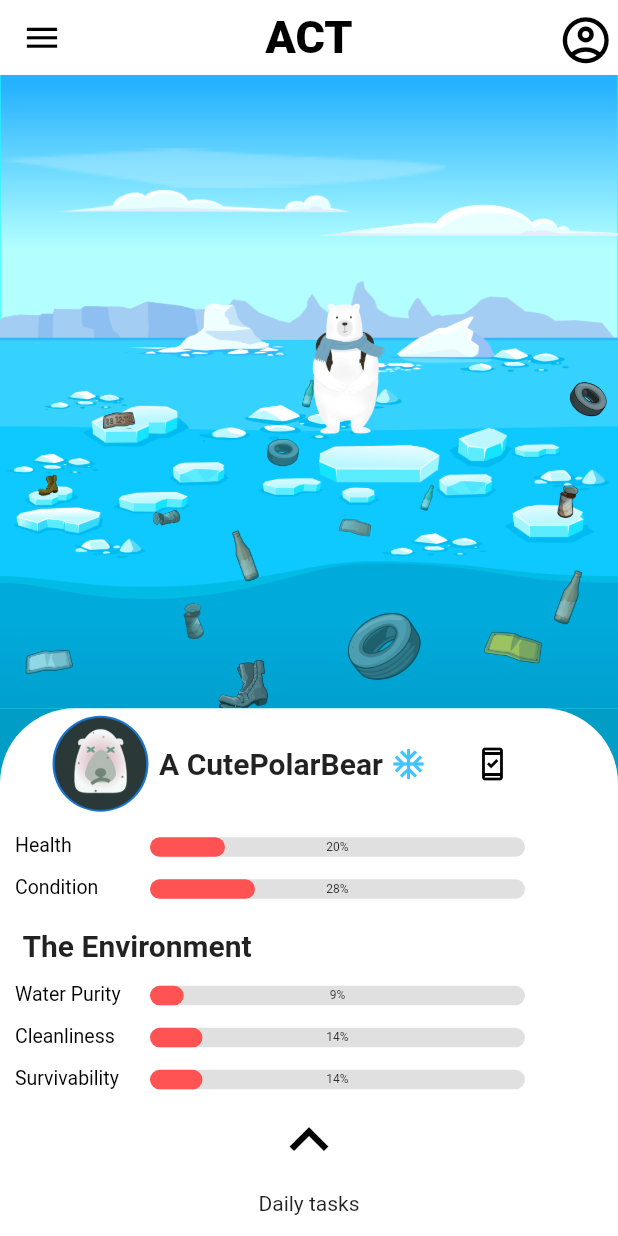
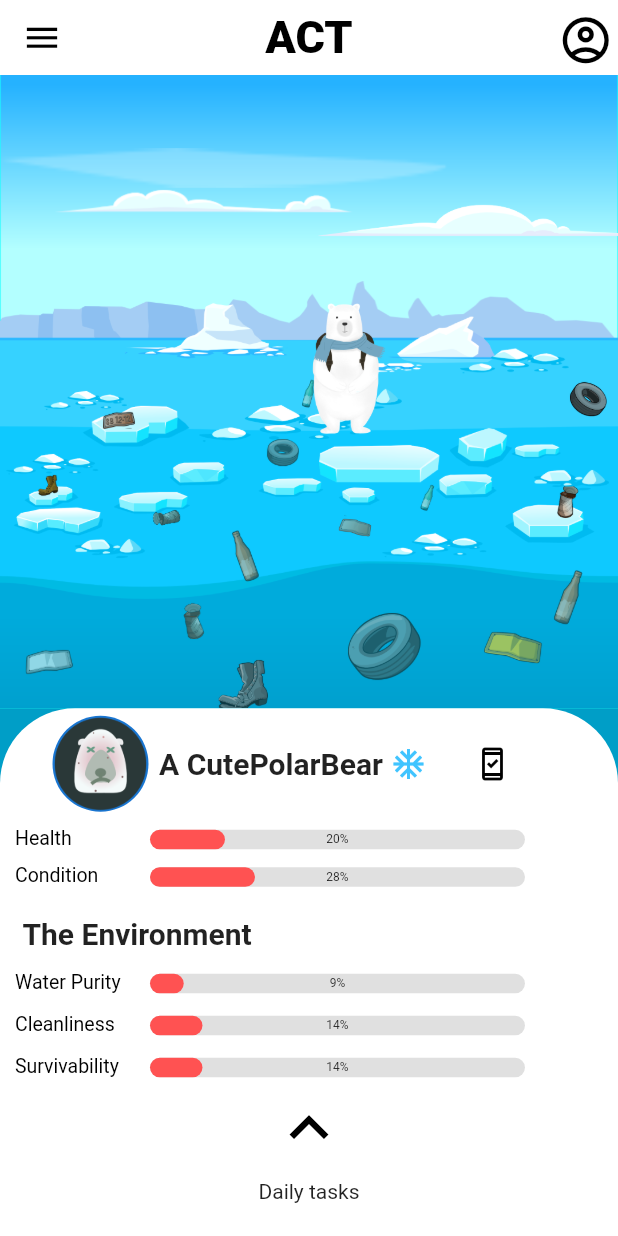
Before and after one commit to jeremychow99/google-ignite-project, a Flutter app: the GameEnvironment screen opened directly, scrolled down 310 dp, after a tap on the "ac unit" icon, on a phone screen of 412 x 824 dp. Run offline on Flutter 3.47's test engine with Material 2 defaults, Android fonts, the phone set to English and light mode, and no system bars; drawn by our look-alikes of percent_indicator; missing offline and left inert: conditional_questions; statements that could not run were skipped.

Commit message:
Fixed bottom overflow

```diff
--- a/draftapp/lib/screens/game_environment.dart
+++ b/draftapp/lib/screens/game_environment.dart
@@ -273,7 +273,6 @@ class _BodyState extends State<_Body> {
                                 cleanliness = cleanliness+4;
                                 survivability = survivability+4;
                                 backgroundIndex ++;
-                                print(backgroundIndex);
                               });
                             },
                             child: const Icon(
@@ -311,7 +310,7 @@ class _BodyState extends State<_Body> {
                       )
                   ),
                   Padding(
-                      padding: const EdgeInsets.fromLTRB(10, 15, 0, 0),
+                      padding: const EdgeInsets.fromLTRB(10, 10, 0, 0),
                       child: Row(
                         mainAxisAlignment: MainAxisAlignment.start,
                         children: <Widget>[
@@ -347,7 +346,7 @@ class _BodyState extends State<_Body> {
                       )
                   ),
                   Padding(
-                      padding: const EdgeInsets.fromLTRB(10, 15, 0, 0),
+                      padding: const EdgeInsets.fromLTRB(10, 12, 0, 0),
                       child: Row(
                         mainAxisAlignment: MainAxisAlignment.start,
                         children: <Widget>[
```
